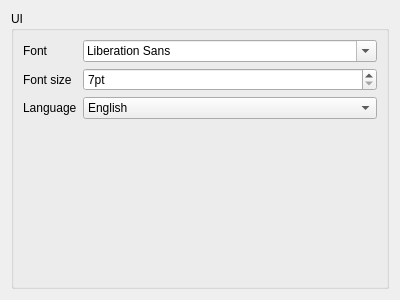
Before: the Qt Designer form core/src/novelist/settings/SettingsPage_General.ui in Drag-On/novelist, drawn with Qt 5.
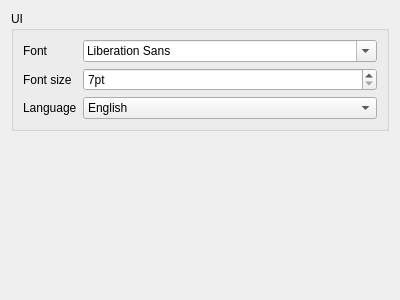
After: the same form once the commit is applied.

Commit message: Add settings page for editor configuration

What changed in the file:
```diff
--- a/core/src/novelist/settings/SettingsPage_General.ui
+++ b/core/src/novelist/settings/SettingsPage_General.ui
@@ -81,6 +81,19 @@
      </layout>
     </widget>
    </item>
+   <item row="1" column="0">
+    <spacer name="verticalSpacer">
+     <property name="orientation">
+      <enum>Qt::Vertical</enum>
+     </property>
+     <property name="sizeHint" stdset="0">
+      <size>
+       <width>20</width>
+       <height>40</height>
+      </size>
+     </property>
+    </spacer>
+   </item>
   </layout>
  </widget>
  <resources/>
```
The commit also changes 5 other files.
